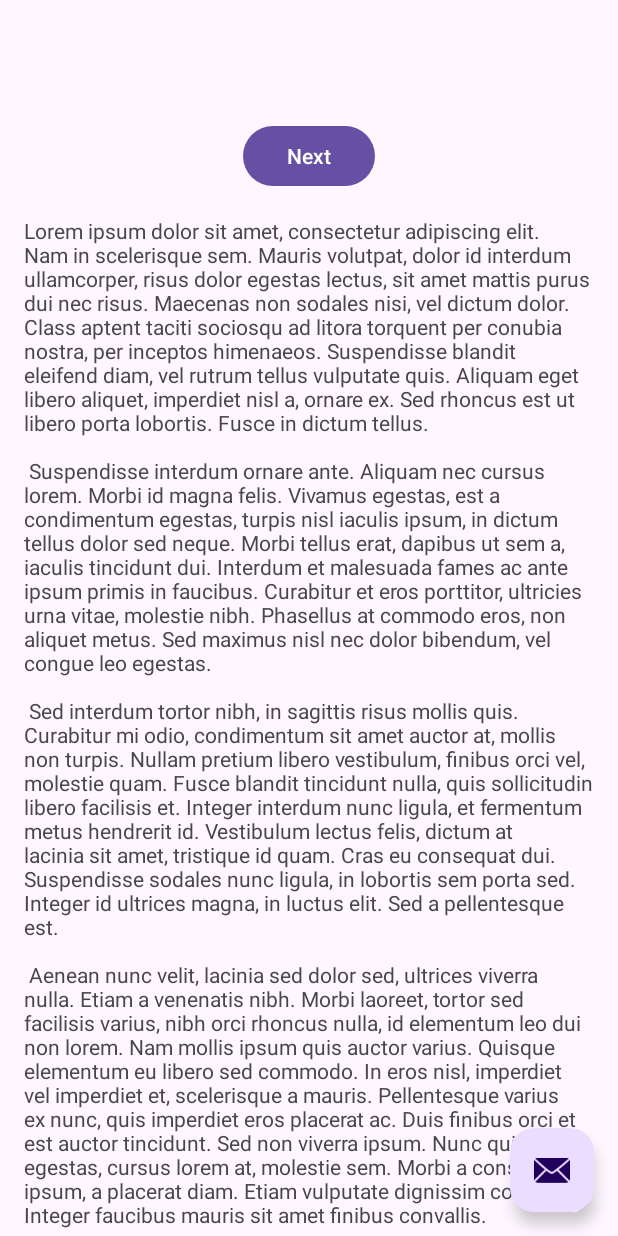
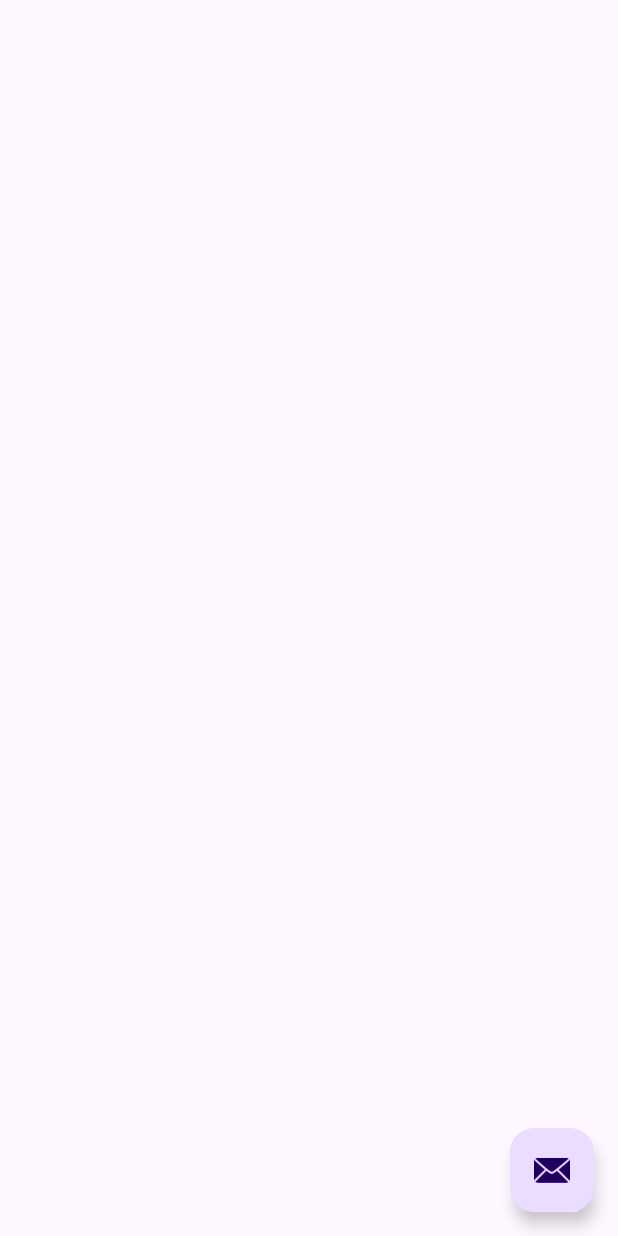
Before and after one commit to graveyard233/AbsolverDataBase, an Android app: the layout activity_main.xml on its own in the app's theme, with its tools: preview values and no code run, on a phone screen of 412 x 824 dp. Run offline under Robolectric (Android 15) with nearby library versions, the phone set to English and light mode, and no system bars.

Commit message:
dev分支初始化 开始着手更改代码，修改东西

```diff
--- a/app/src/main/AndroidManifest.xml
+++ b/app/src/main/AndroidManifest.xml
@@ -1,6 +1,9 @@
 <?xml version="1.0" encoding="utf-8"?>
 <manifest xmlns:android="http://schemas.android.com/apk/res/android"
     xmlns:tools="http://schemas.android.com/tools">
+
+    <uses-permission android:name="android.permission.INTERNET" />
+    <uses-permission android:name="android.permission.ACCESS_NETWORK_STATE" />
 
     <application
         android:allowBackup="true"
@@ -8,6 +11,7 @@
         android:fullBackupContent="@xml/backup_rules"
         android:icon="@mipmap/ic_launcher"
         android:label="@string/app_name"
+        android:networkSecurityConfig="@xml/network_security_config"
         android:roundIcon="@mipmap/ic_launcher_round"
         android:supportsRtl="true"
         android:theme="@style/Theme.AbsolverDatabase"
--- a/app/src/main/java/com/lyd/absolverdatabase/FirstFragment.kt
+++ /dev/null
@@ -1,44 +0,0 @@
-package com.lyd.absolverdatabase
-
-import android.os.Bundle
-import androidx.fragment.app.Fragment
-import android.view.LayoutInflater
-import android.view.View
-import android.view.ViewGroup
-import androidx.navigation.fragment.findNavController
-import com.lyd.absolverdatabase.databinding.FragmentFirstBinding
-
-/**
- * A simple [Fragment] subclass as the default destination in the navigation.
- */
-class FirstFragment : Fragment() {
-
-    private var _binding: FragmentFirstBinding? = null
-
-    // This property is only valid between onCreateView and
-    // onDestroyView.
-    private val binding get() = _binding!!
-
-    override fun onCreateView(
-        inflater: LayoutInflater, container: ViewGroup?,
-        savedInstanceState: Bundle?
-    ): View? {
-
-        _binding = FragmentFirstBinding.inflate(inflater, container, false)
-        return binding.root
-
-    }
-
-    override fun onViewCreated(view: View, savedInstanceState: Bundle?) {
-        super.onViewCreated(view, savedInstanceState)
-
-        binding.buttonFirst.setOnClickListener {
-            findNavController().navigate(R.id.action_FirstFragment_to_SecondFragment)
-        }
-    }
-
-    override fun onDestroyView() {
-        super.onDestroyView()
-        _binding = null
-    }
-}
--- a/app/src/main/res/layout/activity_main.xml
+++ b/app/src/main/res/layout/activity_main.xml
@@ -1,7 +1,13 @@
 <?xml version="1.0" encoding="utf-8"?>
-<androidx.coordinatorlayout.widget.CoordinatorLayout xmlns:android="http://schemas.android.com/apk/res/android"
+<layout xmlns:android="http://schemas.android.com/apk/res/android"
     xmlns:app="http://schemas.android.com/apk/res-auto"
-    xmlns:tools="http://schemas.android.com/tools"
+    xmlns:tools="http://schemas.android.com/tools">
+
+    <data>
+
+    </data>
+
+    <androidx.coordinatorlayout.widget.CoordinatorLayout
         android:layout_width="match_parent"
         android:layout_height="match_parent"
         android:fitsSystemWindows="true"
@@ -19,7 +25,6 @@
 
         </com.google.android.material.appbar.AppBarLayout>
 
-    <include layout="@layout/content_main" />
 
         <com.google.android.material.floatingactionbutton.FloatingActionButton
             android:id="@+id/fab"
@@ -31,3 +36,4 @@
             app:srcCompat="@android:drawable/ic_dialog_email" />
 
     </androidx.coordinatorlayout.widget.CoordinatorLayout>
+</layout>
--- a/app/src/main/res/layout/content_main.xml
+++ /dev/null
@@ -1,19 +0,0 @@
-<?xml version="1.0" encoding="utf-8"?>
-<androidx.constraintlayout.widget.ConstraintLayout xmlns:android="http://schemas.android.com/apk/res/android"
-    xmlns:app="http://schemas.android.com/apk/res-auto"
-    android:layout_width="match_parent"
-    android:layout_height="match_parent"
-    app:layout_behavior="@string/appbar_scrolling_view_behavior">
-
-    <fragment
-        android:id="@+id/nav_host_fragment_content_main"
-        android:name="androidx.navigation.fragment.NavHostFragment"
-        android:layout_width="0dp"
-        android:layout_height="0dp"
-        app:defaultNavHost="true"
-        app:layout_constraintBottom_toBottomOf="parent"
-        app:layout_constraintEnd_toEndOf="parent"
-        app:layout_constraintStart_toStartOf="parent"
-        app:layout_constraintTop_toTopOf="parent"
-        app:navGraph="@navigation/nav_graph" />
-</androidx.constraintlayout.widget.ConstraintLayout>
--- a/app/src/main/res/layout/fragment_first.xml
+++ /dev/null
@@ -1,36 +0,0 @@
-<?xml version="1.0" encoding="utf-8"?>
-<androidx.core.widget.NestedScrollView xmlns:android="http://schemas.android.com/apk/res/android"
-    xmlns:app="http://schemas.android.com/apk/res-auto"
-    xmlns:tools="http://schemas.android.com/tools"
-    android:layout_width="match_parent"
-    android:layout_height="match_parent"
-    tools:context=".FirstFragment">
-
-    <androidx.constraintlayout.widget.ConstraintLayout
-        android:layout_width="match_parent"
-        android:layout_height="match_parent"
-        android:padding="16dp">
-
-        <Button
-            android:id="@+id/button_first"
-            android:layout_width="wrap_content"
-            android:layout_height="wrap_content"
-            android:text="@string/next"
-            app:layout_constraintBottom_toTopOf="@id/textview_first"
-            app:layout_constraintEnd_toEndOf="parent"
-            app:layout_constraintStart_toStartOf="parent"
-            app:layout_constraintTop_toTopOf="parent" />
-        />
-
-        <TextView
-            android:id="@+id/textview_first"
-            android:layout_width="wrap_content"
-            android:layout_height="wrap_content"
-            android:layout_marginTop="16dp"
-            android:text="@string/lorem_ipsum"
-            app:layout_constraintBottom_toBottomOf="parent"
-            app:layout_constraintEnd_toEndOf="parent"
-            app:layout_constraintStart_toStartOf="parent"
-            app:layout_constraintTop_toBottomOf="@id/button_first" />
-    </androidx.constraintlayout.widget.ConstraintLayout>
-</androidx.core.widget.NestedScrollView>
--- a/app/src/main/res/navigation/nav_graph.xml
+++ /dev/null
@@ -1,28 +0,0 @@
-<?xml version="1.0" encoding="utf-8"?>
-<navigation xmlns:android="http://schemas.android.com/apk/res/android"
-    xmlns:app="http://schemas.android.com/apk/res-auto"
-    xmlns:tools="http://schemas.android.com/tools"
-    android:id="@+id/nav_graph"
-    app:startDestination="@id/FirstFragment">
-
-    <fragment
-        android:id="@+id/FirstFragment"
-        android:name="com.lyd.absolverdatabase.FirstFragment"
-        android:label="@string/first_fragment_label"
-        tools:layout="@layout/fragment_first">
-
-        <action
-            android:id="@+id/action_FirstFragment_to_SecondFragment"
-            app:destination="@id/SecondFragment" />
-    </fragment>
-    <fragment
-        android:id="@+id/SecondFragment"
-        android:name="com.lyd.absolverdatabase.SecondFragment"
-        android:label="@string/second_fragment_label"
-        tools:layout="@layout/fragment_second">
-
-        <action
-            android:id="@+id/action_SecondFragment_to_FirstFragment"
-            app:destination="@id/FirstFragment" />
-    </fragment>
-</navigation>
--- /dev/null
+++ b/app/src/main/res/xml/network_security_config.xml
@@ -0,0 +1,6 @@
+<?xml version="1.0" encoding="utf-8"?>
+<network-security-config xmlns:tools="http://schemas.android.com/tools">
+    <base-config
+        cleartextTrafficPermitted="true"
+        tools:ignore="InsecureBaseConfiguration" />
+</network-security-config>
--- a/settings.gradle
+++ b/settings.gradle
@@ -2,6 +2,7 @@ pluginManagement {
     repositories {
         gradlePluginPortal()
         google()
+        maven { url 'https://maven.aliyun.com/nexus/content/groups/public/' }
         mavenCentral()
     }
 }
@@ -9,6 +10,7 @@ dependencyResolutionManagement {
     repositoriesMode.set(RepositoriesMode.FAIL_ON_PROJECT_REPOS)
     repositories {
         google()
+        maven { url 'https://maven.aliyun.com/nexus/content/groups/public/' }
         mavenCentral()
     }
 }
```
Also changed, not shown: app/build.gradle (+15 -8 lines), app/src/main/java/com/lyd/absolverdatabase/MainActivity.kt (+6 -42 lines), app/src/main/java/com/lyd/absolverdatabase/SecondFragment.kt (deleted, +0 -44 lines), app/src/main/res/layout/fragment_second.xml (deleted, +0 -35 lines), app/src/main/res/menu/menu_main.xml (deleted, +0 -10 lines), gradle.properties (+9 -0 lines). Lines whose indentation alone changed are shown as unchanged.
